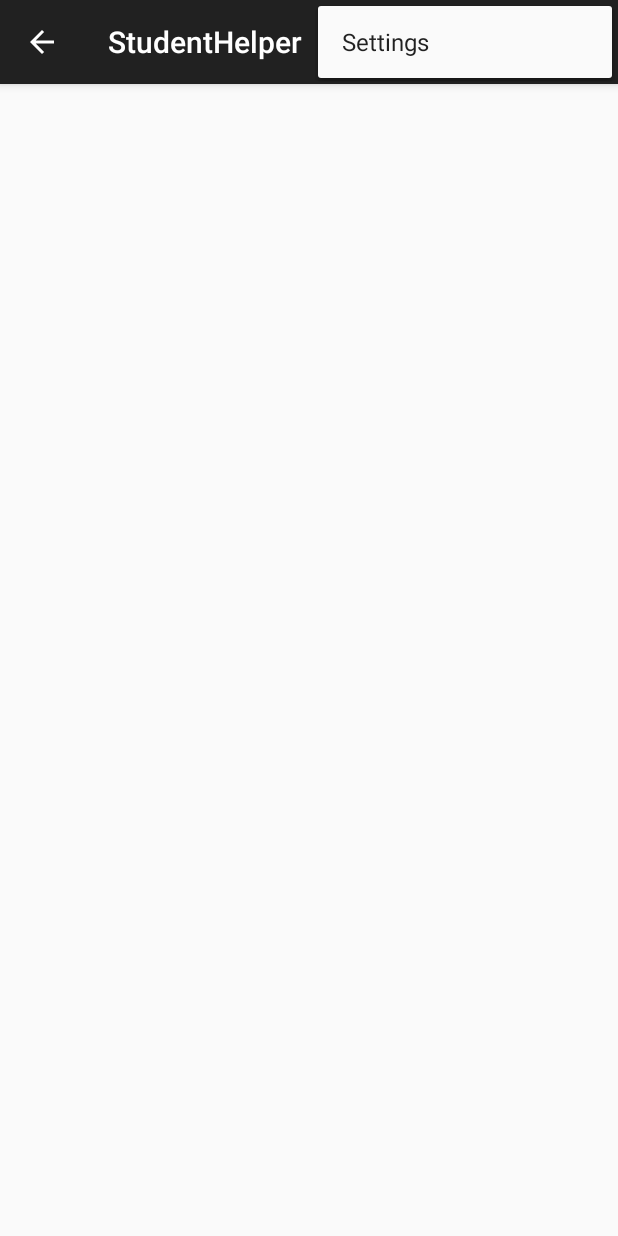
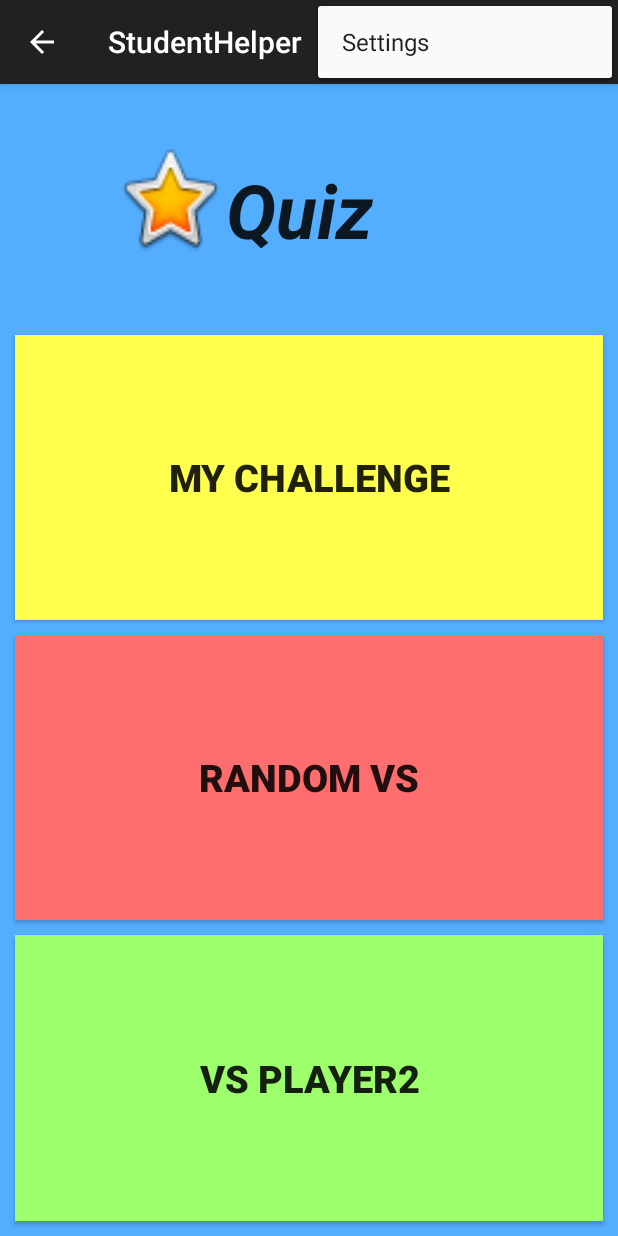
Before and after one commit to CarlosCabot/StudentHelper2, an Android app: the fragment JuegosFragment placed in its activity, with the options menu open, on a phone screen of 412 x 824 dp. Run offline under Robolectric (Android 15) with nearby library versions, the phone set to English and light mode, and no system bars; 3 statements that could not run were skipped.

Commit message:
//CambiosCarlosButtons+Juegos

```diff
--- a/app/src/main/java/com/example/carloscabot/studenthelper/HomeFragment.java
+++ b/app/src/main/java/com/example/carloscabot/studenthelper/HomeFragment.java
@@ -6,6 +6,7 @@ import android.support.v4.app.Fragment;
 import android.view.LayoutInflater;
 import android.view.View;
 import android.view.ViewGroup;
+import android.widget.TextView;
 
 /**
  * Created by carlos.cabot on 17/11/15.
@@ -16,6 +17,7 @@ public class HomeFragment extends Fragment {
      * fragment.
      */
     private static final String ARG_SECTION_NUMBER = "section_number";
+    private TextView textSection;
 
     /**
      * Returns a new instance of this fragment for the given section
@@ -36,6 +38,10 @@ public class HomeFragment extends Fragment {
     public View onCreateView(LayoutInflater inflater, ViewGroup container,
                              Bundle savedInstanceState) {
         View rootView = inflater.inflate(R.layout.fragment_main, container, false);
+
+        //Como Coger datos3
+        textSection=(TextView) rootView.findViewById(R.id.section_label);
+
         return rootView;
     }
 
--- a/app/src/main/java/com/example/carloscabot/studenthelper/JuegosFragment.java
+++ b/app/src/main/java/com/example/carloscabot/studenthelper/JuegosFragment.java
@@ -35,7 +35,9 @@ public class JuegosFragment extends Fragment{
     @Override
     public View onCreateView(LayoutInflater inflater, ViewGroup container,
                              Bundle savedInstanceState) {
-        View rootView = inflater.inflate(R.layout.fragment_main, container, false);
+        View rootView = inflater.inflate(R.layout.fragment_juegos, container, false);
+
+
         return rootView;
     }
 
@@ -45,4 +47,6 @@ public class JuegosFragment extends Fragment{
         ((MainActivity) activity).onSectionAttached(
                 getArguments().getInt(ARG_SECTION_NUMBER));
     }
+
+
 }
--- a/app/src/main/java/com/example/carloscabot/studenthelper/MainActivity.java
+++ b/app/src/main/java/com/example/carloscabot/studenthelper/MainActivity.java
@@ -34,6 +34,13 @@ public class MainActivity extends AppCompatActivity
     @Override
     protected void onCreate(Bundle savedInstanceState) {
         super.onCreate(savedInstanceState);
+
+        //SAM - IF login
+        /*if(!hasToken){
+            startActivity();
+            finish();
+        }*/
+
         setContentView(R.layout.activity_main);
 
         mNavigationDrawerFragment = (NavigationDrawerFragment)
@@ -129,7 +136,4 @@ public class MainActivity extends AppCompatActivity
 
         return super.onOptionsItemSelected(item);
     }
-
-
-
 }
--- /dev/null
+++ b/app/src/main/res/drawable/button.xml
@@ -0,0 +1,6 @@
+<?xml version="1.0" encoding="utf-8"?>
+<selector xmlns:android="http://schemas.android.com/apk/res/android">
+    <item android:state_pressed="true" android:drawable="@drawable/dark_red"/> <!-- pressed -->
+    <item android:state_focused="true" android:drawable="@drawable/dark_red"/> <!-- focused -->
+    <item android:drawable="@drawable/red"/> <!-- default -->
+</selector>
--- /dev/null
+++ b/app/src/main/res/drawable/button_green.xml
@@ -0,0 +1,6 @@
+<?xml version="1.0" encoding="utf-8"?>
+<selector xmlns:android="http://schemas.android.com/apk/res/android">
+    <item android:state_pressed="true" android:drawable="@drawable/dark_green"/> <!-- pressed -->
+    <item android:state_focused="true" android:drawable="@drawable/dark_green"/> <!-- focused -->
+    <item android:drawable="@drawable/green"/> <!-- default -->
+</selector>
--- /dev/null
+++ b/app/src/main/res/drawable/button_yellow.xml
@@ -0,0 +1,6 @@
+<?xml version="1.0" encoding="utf-8"?>
+<selector xmlns:android="http://schemas.android.com/apk/res/android">
+    <item android:state_pressed="true" android:drawable="@drawable/dark_yellow"/> <!-- pressed -->
+    <item android:state_focused="true" android:drawable="@drawable/dark_yellow"/> <!-- focused -->
+    <item android:drawable="@drawable/yellow"/> <!-- default -->
+</selector>
--- /dev/null
+++ b/app/src/main/res/layout/fragment_juegos.xml
@@ -0,0 +1,74 @@
+<?xml version="1.0" encoding="utf-8"?>
+<LinearLayout xmlns:android="http://schemas.android.com/apk/res/android"
+    android:orientation="vertical" android:layout_width="match_parent"
+    android:layout_height="match_parent"
+    android:background="#54aeff">
+
+    <LinearLayout
+        android:orientation="horizontal"
+        android:layout_width="match_parent"
+        android:layout_height="wrap_content"
+        android:layout_gravity="center_horizontal"
+        android:weightSum="1">
+
+        <ImageView
+            android:layout_width="75dp"
+            android:layout_height="82dp"
+            android:id="@+id/imageView"
+            android:background="@android:drawable/btn_star_big_on"
+            android:scaleType="center"
+            android:layout_marginTop="35dp"
+            android:layout_marginLeft="75dp" />
+
+        <TextView
+            android:layout_width="wrap_content"
+            android:layout_height="wrap_content"
+            android:textAppearance="?android:attr/textAppearanceLarge"
+            android:text="Quiz"
+            android:id="@+id/textView2"
+            android:layout_marginTop="50dp"
+            android:textSize="50sp"
+            android:textStyle="bold|italic" />
+    </LinearLayout>
+
+    <Button
+        android:layout_width="match_parent"
+        android:layout_height="wrap_content"
+        android:text="My Challenge"
+        android:id="@+id/button"
+        android:layout_marginTop="50dp"
+        android:layout_weight="20"
+        android:textSize="25sp"
+        android:textStyle="bold"
+        android:background="@drawable/button_yellow"
+        android:layout_marginBottom="10dp"
+        android:layout_marginLeft="10dp"
+        android:layout_marginRight="10dp" />
+
+    <Button
+        android:layout_width="match_parent"
+        android:layout_height="wrap_content"
+        android:text="Random VS"
+        android:id="@+id/button2"
+        android:layout_weight="20"
+        android:textSize="25sp"
+        android:textStyle="bold"
+        android:background="@drawable/button"
+        android:layout_marginBottom="10dp"
+        android:layout_marginLeft="10dp"
+        android:layout_marginRight="10dp" />
+
+    <Button
+        android:layout_width="match_parent"
+        android:layout_height="wrap_content"
+        android:text="VS Player2"
+        android:id="@+id/button3"
+        android:layout_gravity="center_horizontal"
+        android:layout_weight="20"
+        android:layout_marginBottom="10dp"
+        android:textSize="25sp"
+        android:textStyle="bold"
+        android:background="@drawable/button_green"
+        android:layout_marginRight="10dp"
+        android:layout_marginLeft="10dp" />
+</LinearLayout>
--- a/app/src/main/res/menu/global.xml
+++ b/app/src/main/res/menu/global.xml
@@ -1,5 +1,6 @@
 <menu xmlns:android="http://schemas.android.com/apk/res/android"
     xmlns:app="http://schemas.android.com/apk/res-auto">
+
     <item android:id="@+id/action_settings" android:title="@string/action_settings"
         android:orderInCategory="100" app:showAsAction="never" />
 </menu>
--- a/app/src/main/res/menu/main.xml
+++ b/app/src/main/res/menu/main.xml
@@ -2,7 +2,7 @@
     xmlns:app="http://schemas.android.com/apk/res-auto"
     xmlns:tools="http://schemas.android.com/tools" tools:context=".MainActivity">
     <item android:id="@+id/action_example" android:title="@string/action_example"
-        app:showAsAction="withText|ifRoom" />
+        app:showAsAction="withText|ifRoom" android:icon="@android:drawable/ic_menu_search"/>
     <item android:id="@+id/action_settings" android:title="@string/action_settings"
         android:orderInCategory="100" app:showAsAction="never" />
 </menu>
--- /dev/null
+++ b/app/src/main/res/values/colors.xml
@@ -0,0 +1,19 @@
+<?xml version="1.0" encoding="utf-8"?>
+<resources>
+    <drawable name="black">#000000</drawable>
+    <drawable name="white">#ffffff</drawable>
+    <drawable name="blue">#0000ff</drawable>
+    <drawable name="gray">#808080</drawable>
+    <drawable name="magenta">#ff0fff</drawable>
+    <drawable name="cyan">#0fffff</drawable>
+    <drawable name="orange">#FF7F50</drawable>
+
+    <drawable name="red">#FF6E6E</drawable>
+    <drawable name="dark_red">#DC6161</drawable>
+
+    <drawable name="green">#9DFF6C</drawable>
+    <drawable name="dark_green">#85D25E</drawable>
+
+    <drawable name="yellow">#FFFF4D</drawable>
+    <drawable name="dark_yellow">#DCDC47</drawable>
+</resources>
```
